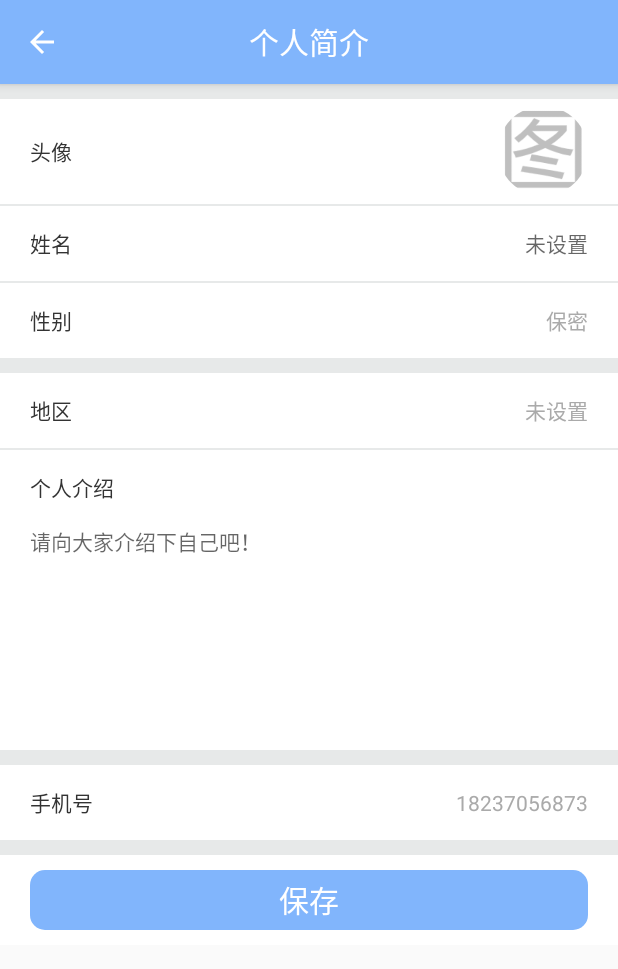
After one commit to LZhenSheng/Epidemic, an Android app: the UserMessageActivity screen opened directly, with no data from a screen before it, on a phone screen of 412 x 824 dp. The commit adds this screen. Shown: the top 969 px of the screen. Run offline under Robolectric (Android 15) with nearby library versions, the phone set to English and light mode, and no system bars; our stand-ins replace ButterKnife, CircleImageView.

Commit message:
完成修改个人信息功能

```diff
--- /dev/null
+++ b/app/src/main/java/com/example/epidemic/activity/UserMessageActivity.java
@@ -0,0 +1,24 @@
+package com.example.epidemic.activity;
+
+import androidx.appcompat.app.AppCompatActivity;
+
+import android.os.Bundle;
+
+import com.example.epidemic.R;
+import com.example.epidemic.activity.base.BaseTitleActivity;
+
+import butterknife.OnClick;
+
+public class UserMessageActivity extends BaseTitleActivity {
+
+    @Override
+    protected void onCreate(Bundle savedInstanceState) {
+        super.onCreate(savedInstanceState);
+        setContentView(R.layout.activity_user_message);
+    }
+
+    @OnClick(R.id.save)
+    public void onClick(){
+        finish();
+    }
+}
--- a/app/src/main/java/com/example/epidemic/fragment/MeFragment.java
+++ b/app/src/main/java/com/example/epidemic/fragment/MeFragment.java
@@ -10,6 +10,9 @@ import androidx.annotation.NonNull;
 
 import com.example.epidemic.R;
 import com.example.epidemic.activity.CodeActivity;
+import com.example.epidemic.activity.LoginStudengActivity;
+import com.example.epidemic.activity.UserMessageActivity;
+import com.example.epidemic.util.PreferenceUtil;
 
 import butterknife.OnClick;
 
@@ -56,4 +59,16 @@ public class MeFragment extends BaseTitleFragment {
         setTitleCenter(toolbar);
     }
 
+    @OnClick({R.id.exit,R.id.user_message})
+    public void onClick(View v){
+        switch (v.getId()){
+            case R.id.exit:
+                PreferenceUtil.setSession(false);
+                startActivityAfterFinishThis(LoginStudengActivity.class);
+                 break;
+            case R.id.user_message:
+                startActivity(UserMessageActivity.class);
+                break;
+        }
+    }
 }
--- /dev/null
+++ b/app/src/main/res/drawable/selector_color_primary.xml
@@ -0,0 +1,8 @@
+<?xml version="1.0" encoding="utf-8"?>
+<selector xmlns:android="http://schemas.android.com/apk/res/android">
+    <!--按钮按下状态-->
+    <item android:state_pressed="true" android:drawable="@drawable/shape_border_color_primary"/>
+
+    <!--按钮默认状态-->
+    <item android:drawable="@drawable/shape_color_primary"/>
+</selector>
--- /dev/null
+++ b/app/src/main/res/drawable/shape_border_color_primary.xml
@@ -0,0 +1,13 @@
+<?xml version="1.0" encoding="utf-8"?>
+<shape xmlns:android="http://schemas.android.com/apk/res/android">
+    <!--圆角的大小-->
+    <corners android:radius="5dp"/>
+
+    <!--填充颜色-->
+    <solid android:color="@android:color/white"/>
+
+    <!--边框-->
+    <stroke
+        android:width="@dimen/divider_small"
+        android:color="@color/main_color"/>
+</shape>
--- /dev/null
+++ b/app/src/main/res/drawable/shape_color_primary.xml
@@ -0,0 +1,8 @@
+<?xml version="1.0" encoding="utf-8"?>
+<shape xmlns:android="http://schemas.android.com/apk/res/android">
+<!--圆角的大小-->
+<corners android:radius="@dimen/radius"/>
+
+<!--填充颜色-->
+<solid android:color="@color/shadow_color"/>
+</shape>
--- /dev/null
+++ b/app/src/main/res/layout/activity_user_message.xml
@@ -0,0 +1,223 @@
+<?xml version="1.0" encoding="utf-8"?>
+<androidx.coordinatorlayout.widget.CoordinatorLayout xmlns:android="http://schemas.android.com/apk/res/android"
+    xmlns:app="http://schemas.android.com/apk/res-auto"
+    xmlns:tools="http://schemas.android.com/tools"
+    android:layout_width="match_parent"
+    android:layout_height="match_parent">
+
+    <!--Toolbar-->
+    <include layout="@layout/tool_bar" />
+
+    <!--滚动容器-->
+    <ScrollView
+        app:layout_behavior="@string/appbar_scrolling_view_behavior"
+        android:layout_width="match_parent"
+        android:layout_height="match_parent">
+        <!--内容容器-->
+        <LinearLayout
+            android:background="@color/background"
+            android:orientation="vertical"
+            android:layout_width="match_parent"
+            android:layout_height="match_parent">
+            <!--分割线-->
+            <include layout="@layout/divider_meddle" />
+
+            <!--头像容器-->
+            <LinearLayout
+                android:id="@+id/avatar_container"
+                android:gravity="center_vertical"
+                android:layout_marginLeft="@dimen/padding_large"
+                android:layout_marginRight="@dimen/padding_large"
+                android:orientation="horizontal"
+                android:layout_width="match_parent"
+                android:layout_height="@dimen/profile_avatar_height">
+                <!--标题-->
+                <TextView
+                    android:textColor="@color/text"
+                    android:text="@string/avatar"
+                    android:layout_width="0dp"
+                    android:layout_weight="1"
+                    android:layout_height="wrap_content" />
+
+                <!--头像-->
+                <de.hdodenhof.circleimageview.CircleImageView
+                    android:id="@+id/iv_avatar"
+                    android:src="@drawable/placeholder"
+                    android:layout_width="@dimen/avatar_width_meddle3"
+                    android:layout_height="@dimen/avatar_width_meddle3" />
+            </LinearLayout>
+
+            <!--分割线-->
+            <include layout="@layout/divider_small" />
+
+            <!--昵称容器-->
+            <LinearLayout
+                android:layout_marginLeft="@dimen/padding_large"
+                android:layout_marginRight="@dimen/padding_large"
+                android:gravity="center_vertical"
+                android:layout_width="match_parent"
+                android:layout_height="@dimen/profile_item_height">
+
+                <!--标题-->
+                <TextView
+                    android:textColor="@color/text"
+                    android:text="姓名"
+                    android:layout_width="0dp"
+                    android:layout_weight="1"
+                    android:layout_height="wrap_content" />
+
+                <!--输入框-->
+                <EditText
+                    android:id="@+id/et_nickname"
+                    android:textColor="@color/light_grey"
+                    android:hint="未设置"
+                    android:background="@null"
+                    android:maxLength="12"
+                    android:maxLines="1"
+                    android:textSize="@dimen/text_meddle"
+                    android:layout_width="wrap_content"
+                    android:layout_height="wrap_content" />
+            </LinearLayout>
+
+            <!--分割线-->
+            <include layout="@layout/divider_small" />
+
+            <!--性别容器-->
+            <LinearLayout
+                android:id="@+id/gender_container"
+                android:gravity="center_vertical"
+                android:layout_marginLeft="@dimen/padding_large"
+                android:layout_marginRight="@dimen/padding_large"
+                android:layout_width="match_parent"
+                android:layout_height="@dimen/profile_item_height">
+
+                <!--标题-->
+                <TextView
+                    android:textColor="@color/text"
+                    android:text="@string/gender"
+                    android:layout_width="0dp"
+                    android:layout_weight="1"
+                    android:layout_height="wrap_content" />
+
+                <!--文本-->
+                <TextView
+                    android:id="@+id/tv_gender"
+                    android:text="保密"
+                    android:textColor="@color/light_grey"
+                    android:layout_width="wrap_content"
+                    android:layout_height="wrap_content" />
+            </LinearLayout>
+
+            <!--分割线-->
+            <include layout="@layout/divider_meddle" />
+
+            <!--地区容器-->
+            <LinearLayout
+                android:id="@+id/area_container"
+                android:gravity="center_vertical"
+                android:layout_marginLeft="@dimen/padding_large"
+                android:layout_marginRight="@dimen/padding_large"
+                android:layout_width="match_parent"
+                android:layout_height="@dimen/profile_item_height">
+
+                <!--标题-->
+                <TextView
+                    android:textColor="@color/text"
+                    android:text="@string/area"
+                    android:layout_width="0dp"
+                    android:layout_weight="1"
+                    android:layout_height="wrap_content" />
+
+                <!--文本-->
+                <TextView
+                    android:id="@+id/tv_area"
+                    android:text="未设置"
+                    android:textColor="@color/light_grey"
+                    android:layout_width="wrap_content"
+                    android:layout_height="wrap_content" />
+            </LinearLayout>
+
+            <!--分割线-->
+            <include layout="@layout/divider_small" />
+
+            <!--个人介绍容器-->
+            <LinearLayout
+                android:gravity="center_vertical"
+                android:layout_marginLeft="@dimen/padding_large"
+                android:layout_marginRight="@dimen/padding_large"
+                android:layout_width="match_parent"
+                android:layout_height="@dimen/profile_item_height">
+                <!--标题-->
+                <TextView
+                    android:textColor="@color/text"
+                    android:text="@string/description"
+                    android:layout_width="0dp"
+                    android:layout_weight="1"
+                    android:layout_height="wrap_content" />
+            </LinearLayout>
+
+            <!--个人介绍输入框-->
+            <EditText
+                android:textColor="@color/text"
+                android:background="@null"
+                android:maxLength="140"
+                android:lineSpacingMultiplier="@dimen/line_space"
+                android:layout_marginLeft="@dimen/padding_large"
+                android:layout_marginRight="@dimen/padding_large"
+                android:gravity="left|top"
+                android:id="@+id/et_description"
+                android:hint="@string/hint_description"
+                android:layout_width="match_parent"
+                android:layout_height="150dp"
+                android:textSize="@dimen/text_meddle" />
+
+            <!--分割线-->
+            <include layout="@layout/divider_meddle" />
+
+            <!--手机号容器-->
+            <LinearLayout
+                android:gravity="center_vertical"
+                android:layout_marginLeft="@dimen/padding_large"
+                android:layout_marginRight="@dimen/padding_large"
+                android:layout_width="match_parent"
+                android:layout_height="@dimen/profile_item_height">
+
+                <!--标题-->
+                <TextView
+                    android:textColor="@color/text"
+                    android:text="@string/phone"
+                    android:layout_width="0dp"
+                    android:layout_weight="1"
+                    android:layout_height="wrap_content" />
+
+                <!--文本-->
+                <TextView
+                    android:text="18237056873"
+                    android:id="@+id/tv_phone"
+                    android:textColor="@color/light_grey"
+                    android:layout_width="wrap_content"
+                    android:layout_height="wrap_content" />
+            </LinearLayout>
+
+            <!--分割线-->
+            <include layout="@layout/divider_meddle" />
+
+            <!--登录按钮-->
+            <Button
+                android:layout_marginLeft="20dp"
+                android:layout_marginRight="20dp"
+                android:id="@+id/save"
+                android:text="@string/save"
+                android:textSize="20sp"
+                style="@style/Button"
+                android:background="@drawable/selector_color_primary"
+                android:textColor="@drawable/selector_text_color_primary_reverse"
+                />
+            <View
+                android:layout_width="match_parent"
+                android:layout_height="10dp"/>
+        </LinearLayout>
+
+    </ScrollView>
+
+</androidx.coordinatorlayout.widget.CoordinatorLayout>
--- /dev/null
+++ b/app/src/main/res/layout/divider_meddle.xml
@@ -0,0 +1,8 @@
+<?xml version="1.0" encoding="utf-8"?>
+<View xmlns:android="http://schemas.android.com/apk/res/android"
+    android:orientation="vertical"
+    android:layout_width="match_parent"
+    android:layout_height="@dimen/divider_meddle"
+    android:background="@color/divider_color">
+
+</View>
--- /dev/null
+++ b/app/src/main/res/layout/divider_small.xml
@@ -0,0 +1,8 @@
+<?xml version="1.0" encoding="utf-8"?>
+<View xmlns:android="http://schemas.android.com/apk/res/android"
+    android:orientation="vertical"
+    android:layout_width="match_parent"
+    android:layout_height="@dimen/divider_small"
+    android:background="@color/divider_color">
+
+</View>
--- a/app/src/main/res/layout/fragment_me.xml
+++ b/app/src/main/res/layout/fragment_me.xml
@@ -9,7 +9,7 @@
     <!--Toolbar-->
     <include layout="@layout/tool_bar" />
 
-    <!--内容部分layout_behavior:用来控制内容区域-->
+    <!--:用内容部分layout_behavior来控制内容区域-->
     <LinearLayout style="@style/ToolbarContent">
 
         <com.jwenfeng.library.pulltorefresh.PullToRefreshLayout
@@ -47,13 +47,16 @@
                             android:textSize="20sp"
                             android:layout_width="wrap_content"
                             android:layout_height="wrap_content"
-                            android:text="姓名:"/>
+                            android:text="姓名:未设置"/>
 
                     </LinearLayout>
 
                     <LinearLayout
-                        android:id="@+id/generate_codeing"
-                        android:layout_width="match_parent"
+                        android:gravity="center_vertical"
+                        android:paddingLeft="15dp"
+                        android:paddingRight="15dp"
+                        android:id="@+id/user_message"
+                        android:layout_width="wrap_content"
                         android:layout_height="wrap_content"
                         android:layout_marginTop="5dp">
 
@@ -61,11 +64,83 @@
                             android:layout_width="wrap_content"
                             android:layout_height="wrap_content"
                             android:drawablePadding="5dp"
-                            android:text="检查更新"
+                            android:text="个人信息修改"
                             android:textSize="20sp" />
 
                         <View style="@style/MyView" />
+
+                        <ImageView
+                            android:layout_width="wrap_content"
+                            android:layout_height="wrap_content"
+                            android:src="@mipmap/toward_right" />
+
                     </LinearLayout>
+
+                    <LinearLayout
+                        android:gravity="center_vertical"
+                        android:paddingLeft="15dp"
+                        android:paddingRight="15dp"
+                        android:id="@+id/health_report"
+                        android:layout_width="wrap_content"
+                        android:layout_height="wrap_content"
+                        android:layout_marginTop="5dp">
+
+                        <TextView
+                            android:layout_width="wrap_content"
+                            android:layout_height="wrap_content"
+                            android:drawablePadding="5dp"
+                            android:text="健康上报记录"
+                            android:textSize="20sp" />
+
+                        <View style="@style/MyView" />
+
+                        <ImageView
+                            android:layout_width="wrap_content"
+                            android:layout_height="wrap_content"
+                            android:src="@mipmap/toward_right" />
+
+                    </LinearLayout>
+
+                    <LinearLayout
+                        android:gravity="center_vertical"
+                        android:paddingLeft="15dp"
+                        android:paddingRight="15dp"
+                        android:id="@+id/apply_pass_check"
+                        android:layout_width="wrap_content"
+                        android:layout_height="wrap_content"
+                        android:layout_marginTop="5dp">
+
+                        <TextView
+                            android:layout_width="wrap_content"
+                            android:layout_height="wrap_content"
+                            android:drawablePadding="5dp"
+                            android:text="通行证申请"
+                            android:textSize="20sp" />
+
+                        <View style="@style/MyView" />
+
+                        <ImageView
+                            android:layout_width="wrap_content"
+                            android:layout_height="wrap_content"
+                            android:src="@mipmap/toward_right" />
+
+                    </LinearLayout>
+
+<!--                    <LinearLayout-->
+<!--                        android:id="@+id/generate_codeing"-->
+<!--                        android:layout_width="match_parent"-->
+<!--                        android:layout_height="wrap_content"-->
+<!--                        android:layout_marginTop="5dp">-->
+
+<!--                        <TextView-->
+<!--                            android:layout_width="wrap_content"-->
+<!--                            android:layout_height="wrap_content"-->
+<!--                            android:drawablePadding="5dp"-->
+<!--                            android:text="检查更新"-->
+<!--                            android:textSize="20sp" />-->
+
+<!--                        <View style="@style/MyView" />-->
+<!--                    </LinearLayout>-->
 
                     <Button
                         android:id="@+id/exit"
```
Also changed, not shown: app/src/main/AndroidManifest.xml (+6 -3 lines), app/src/main/res/mipmap-xxhdpi/toward_right.png (added).
